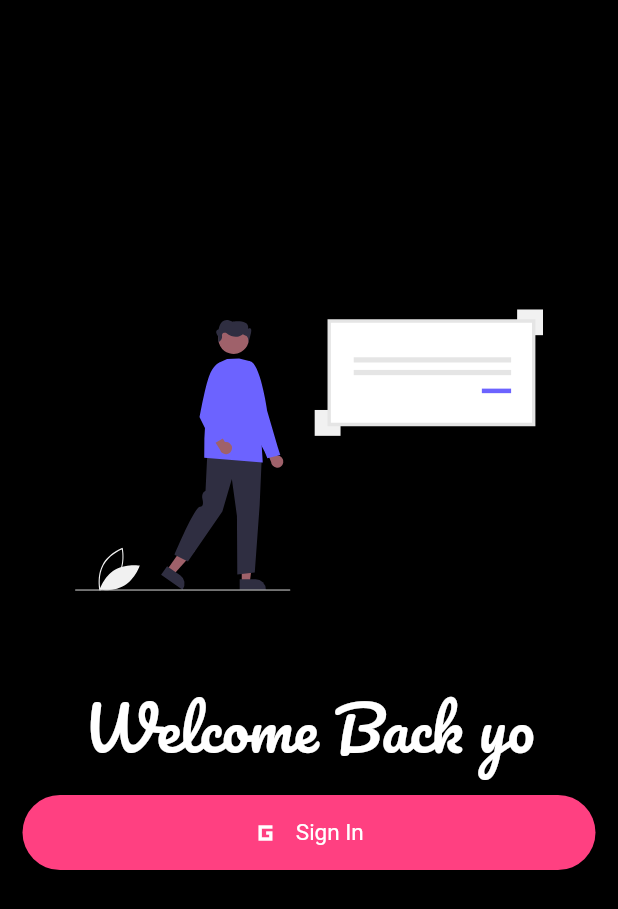
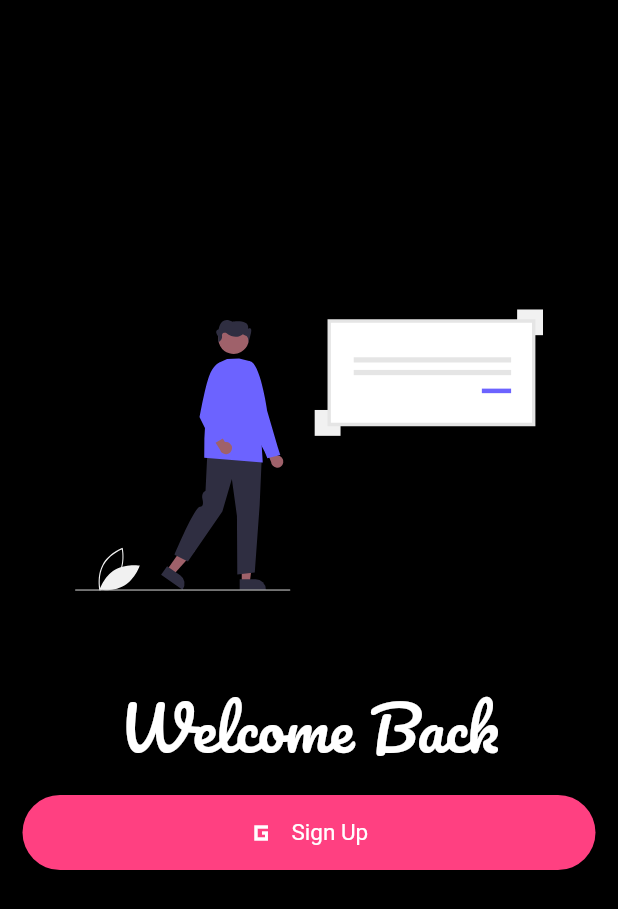
Before and after one commit to Aum-Barge/Neom-flutter, a Flutter app: the screen it shows after launch, on a phone screen of 412 x 824 dp. Shown: the top 909 px of the screen. Run offline on Flutter 3.47's test engine with Material 2 defaults, Android fonts, the phone set to English and light mode, and no system bars; our stand-ins replace firebase_auth, firebase_core, flutter_svg, google_fonts, google_sign_in; accounts and stored records are empty.

Commit message:
Update signin.dart

```diff
--- a/lib/screens/signin.dart
+++ b/lib/screens/signin.dart
@@ -32,7 +32,7 @@ class _SigninpageState extends State<Signinpage> {
             ),
             Center(
               child: Text(
-                "Welcome Back yo",
+                "Welcome Back",
                 style: GoogleFonts.pacifico(
                   color: Colors.white,
                   fontSize: 40,
@@ -63,7 +63,7 @@ class _SigninpageState extends State<Signinpage> {
                         borderRadius: BorderRadius.circular(50)),
                     minimumSize: const Size(double.infinity, 50),
                   ),
-                  label: const Text("Sign In")),
+                  label: const Text("Sign Up")),
             ),
           ],
         ),
```
